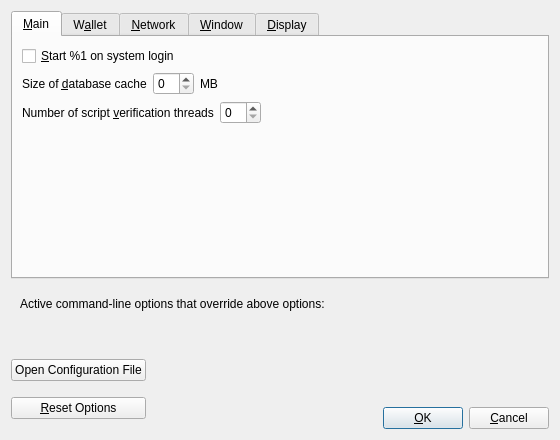
This is src/qt/forms/optionsdialog.ui in rlinxy/fcore as Qt 5 draws it before an edit. The edited form follows.
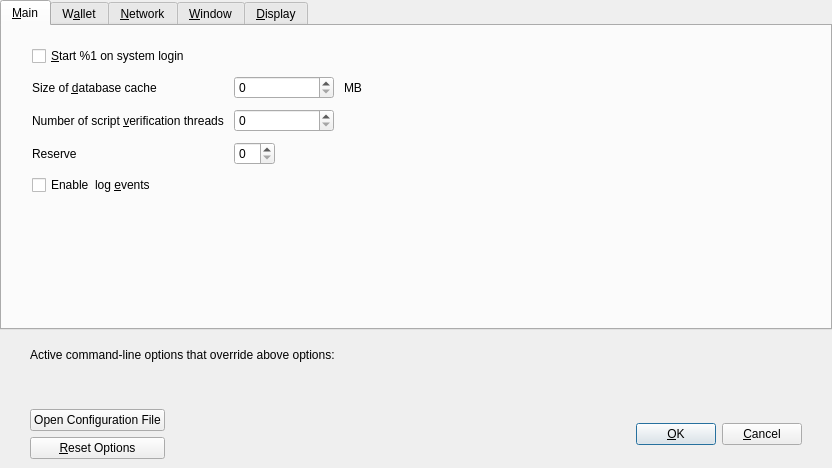
This is the edited form. Custom widgets are drawn as their Qt base class.

```diff
--- a/src/qt/forms/optionsdialog.ui
+++ b/src/qt/forms/optionsdialog.ui
@@ -6,8 +6,8 @@
    <rect>
     <x>0</x>
     <y>0</y>
-    <width>560</width>
-    <height>440</height>
+    <width>832</width>
+    <height>468</height>
    </rect>
   </property>
   <property name="windowTitle">
@@ -17,6 +17,18 @@
    <bool>true</bool>
   </property>
   <layout class="QVBoxLayout" name="verticalLayout">
+   <property name="leftMargin">
+    <number>0</number>
+   </property>
+   <property name="topMargin">
+    <number>0</number>
+   </property>
+   <property name="rightMargin">
+    <number>0</number>
+   </property>
+   <property name="bottomMargin">
+    <number>0</number>
+   </property>
    <item>
     <widget class="QTabWidget" name="tabWidget">
      <property name="currentIndex">
@@ -26,7 +38,22 @@
       <attribute name="title">
        <string>&amp;Main</string>
       </attribute>
-      <layout class="QVBoxLayout" name="verticalLayout_Main">
+      <layout class="QVBoxLayout" name="verticalLayout_3">
+       <property name="spacing">
+        <number>10</number>
+       </property>
+       <property name="leftMargin">
+        <number>30</number>
+       </property>
+       <property name="topMargin">
+        <number>20</number>
+       </property>
+       <property name="rightMargin">
+        <number>30</number>
+       </property>
+       <property name="bottomMargin">
+        <number>20</number>
+       </property>
        <item>
         <widget class="QCheckBox" name="fabcoinAtStartup">
          <property name="toolTip">
@@ -38,8 +65,11 @@
         </widget>
        </item>
        <item>
-        <layout class="QHBoxLayout" name="horizontalLayout_2_Main">
-         <item>
+        <layout class="QGridLayout" name="gridLayout">
+         <property name="verticalSpacing">
+          <number>10</number>
+         </property>
+         <item row="0" column="0">
           <widget class="QLabel" name="databaseCacheLabel">
            <property name="text">
             <string>Size of &amp;database cache</string>
@@ -52,8 +82,17 @@
            </property>
           </widget>
          </item>
+         <item row="0" column="1">
+          <layout class="QHBoxLayout" name="horizontalLayout_2_Main">
          <item>
-          <widget class="QSpinBox" name="databaseCache"/>
+            <widget class="QSpinBox" name="databaseCache">
+             <property name="minimumSize">
+              <size>
+               <width>100</width>
+               <height>0</height>
+              </size>
+             </property>
+            </widget>
          </item>
          <item>
           <widget class="QLabel" name="databaseCacheUnitLabel">
@@ -80,9 +119,7 @@
          </item>
         </layout>
        </item>
-       <item>
-        <layout class="QHBoxLayout" name="horizontalLayout_3_Main">
-         <item>
+         <item row="1" column="0">
           <widget class="QLabel" name="threadsScriptVerifLabel">
            <property name="text">
             <string>Number of script &amp;verification threads</string>
@@ -95,8 +132,16 @@
            </property>
           </widget>
          </item>
+         <item row="1" column="1">
+          <layout class="QHBoxLayout" name="horizontalLayout_3_Main">
          <item>
           <widget class="QSpinBox" name="threadsScriptVerif">
+             <property name="minimumSize">
+              <size>
+               <width>100</width>
+               <height>0</height>
+              </size>
+             </property>
            <property name="toolTip">
             <string>(0 = auto, &lt;0 = leave that many cores free)</string>
            </property>
@@ -117,6 +162,52 @@
          </item>
         </layout>
        </item>
+         <item row="2" column="0">
+          <widget class="QLabel" name="reserveBalanceLabel">
+           <property name="text">
+            <string>Reserve</string>
+           </property>
+           <property name="textFormat">
+            <enum>Qt::PlainText</enum>
+           </property>
+           <property name="buddy">
+            <cstring>threadsScriptVerif</cstring>
+           </property>
+          </widget>
+         </item>
+         <item row="2" column="1">
+          <layout class="QHBoxLayout" name="horizontalLayout_3_Main_3">
+           <item>
+            <widget class="FabcoinAmountField" name="reserveBalance">
+             <property name="toolTip">
+              <string>(0 = auto, &lt;0 = leave that many cores free)</string>
+             </property>
+            </widget>
+           </item>
+           <item>
+            <spacer name="horizontalSpacer_3_Main_3">
+             <property name="orientation">
+              <enum>Qt::Horizontal</enum>
+             </property>
+             <property name="sizeHint" stdset="0">
+              <size>
+               <width>40</width>
+               <height>20</height>
+              </size>
+             </property>
+            </spacer>
+           </item>
+          </layout>
+         </item>
+        </layout>
+       </item>
+       <item>
+        <widget class="QCheckBox" name="logEvents">
+         <property name="text">
+          <string>Enable  log &amp;events</string>
+         </property>
+        </widget>
+       </item>
        <item>
         <spacer name="verticalSpacer_Main">
          <property name="orientation">
@@ -646,6 +737,12 @@
    <item>
     <widget class="QFrame" name="frame">
      <layout class="QVBoxLayout" name="verticalLayout_Bottom">
+      <property name="leftMargin">
+       <number>30</number>
+      </property>
+      <property name="rightMargin">
+       <number>30</number>
+      </property>
       <item>
        <layout class="QHBoxLayout" name="horizontalLayout_Bottom">
         <item>
@@ -690,7 +787,14 @@
     </widget>
    </item>
    <item>
-    <layout class="QHBoxLayout" name="horizontalLayout_Buttons">
+    <widget class="QWidget" name="buttonsContainerWhite" native="true">
+     <layout class="QHBoxLayout" name="horizontalLayout_2">
+      <property name="leftMargin">
+       <number>30</number>
+      </property>
+      <property name="rightMargin">
+       <number>30</number>
+      </property>
      <item>
       <layout class="QVBoxLayout" name="verticalLayout_Buttons">
        <item>
@@ -722,14 +826,14 @@
       </layout>
      </item>
      <item>
-      <spacer name="horizontalSpacer_1">
+       <spacer name="horizontalSpacer_3">
        <property name="orientation">
         <enum>Qt::Horizontal</enum>
        </property>
        <property name="sizeHint" stdset="0">
         <size>
-         <width>40</width>
-         <height>48</height>
+          <width>20</width>
+          <height>20</height>
         </size>
        </property>
       </spacer>
@@ -760,35 +864,18 @@
       </widget>
      </item>
      <item>
-      <spacer name="horizontalSpacer_2">
+       <spacer name="horizontalSpacer">
        <property name="orientation">
         <enum>Qt::Horizontal</enum>
        </property>
        <property name="sizeHint" stdset="0">
         <size>
-         <width>40</width>
-         <height>48</height>
-        </size>
-       </property>
-      </spacer>
-     </item>
-     <item>
-      <layout class="QVBoxLayout" name="verticalLayout_4">
-       <item>
-        <spacer name="verticalSpacer">
-         <property name="orientation">
-          <enum>Qt::Vertical</enum>
-         </property>
-         <property name="sizeHint" stdset="0">
-          <size>
            <width>20</width>
-           <height>40</height>
+          <height>20</height>
           </size>
          </property>
         </spacer>
        </item>
-       <item>
-        <layout class="QHBoxLayout" name="horizontalLayout">
          <item>
           <widget class="QPushButton" name="okButton">
            <property name="text">
@@ -813,10 +900,7 @@
           </widget>
          </item>
         </layout>
-       </item>
-      </layout>
-     </item>
-    </layout>
+    </widget>
    </item>
   </layout>
  </widget>
@@ -831,6 +915,11 @@
    <extends>QComboBox</extends>
    <header>qvaluecombobox.h</header>
   </customwidget>
+  <customwidget>
+   <class>FabcoinAmountField</class>
+   <extends>QSpinBox</extends>
+   <header>fabcoinamountfield.h</header>
+  </customwidget>
  </customwidgets>
  <resources/>
  <connections/>
```
Left out of the diff: 121 changed lines with no effect on the pictures. Lines whose indentation alone changed are shown as unchanged.
